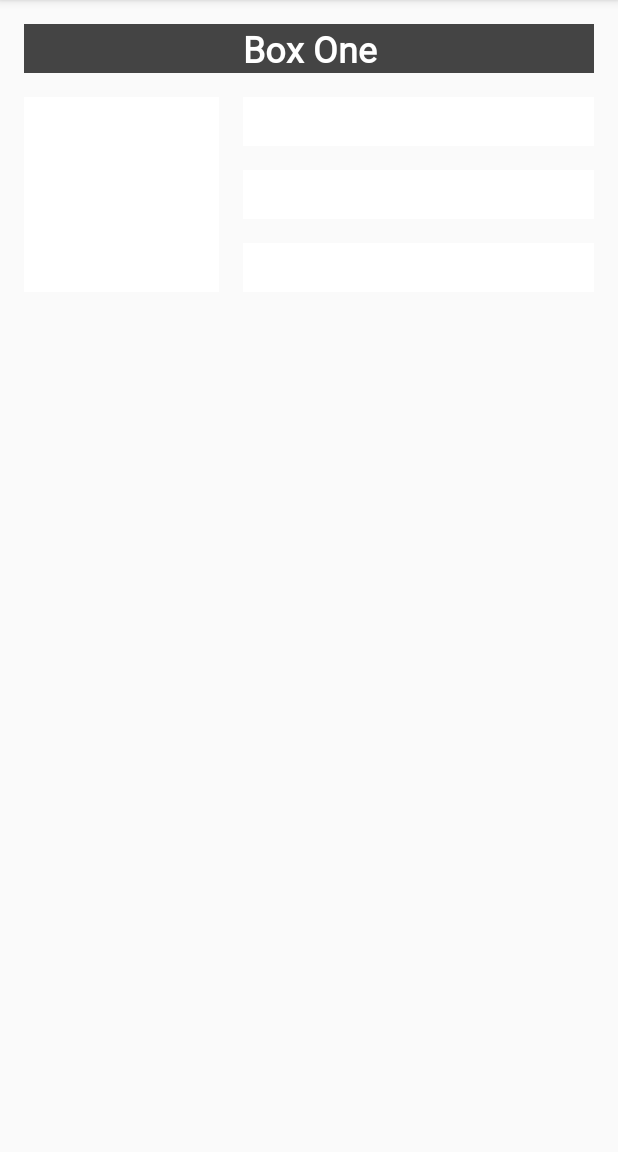
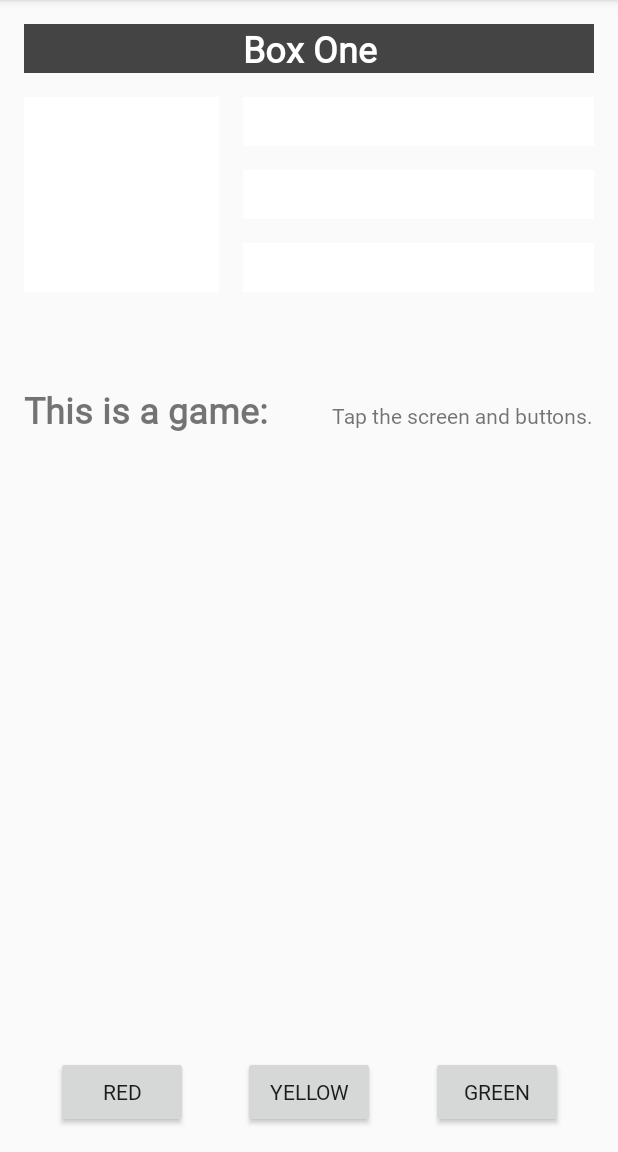
Before and after one commit to udacity/andfun-kotlin-color-my-views, an Android app: the screen it shows after launch (MainActivity), after a tap on "Box One", on a phone screen of 412 x 824 dp, the part 84-1236 px from its top. Run offline under Robolectric (Android 15) with nearby library versions, the phone set to English and light mode, and no system bars.

Commit message:
Step.03-Solution-Basline-constraint-Button-chain

```diff
--- a/app/src/main/java/com/example/android/colormyviews/MainActivity.kt
+++ b/app/src/main/java/com/example/android/colormyviews/MainActivity.kt
@@ -37,7 +37,8 @@ class MainActivity : AppCompatActivity() {
     private fun setListeners() {
         val clickableViews: List<View> =
                 listOf(box_one_text, box_two_text, box_three_text,
-                        box_four_text, box_five_text)
+                        box_four_text, box_five_text, constraint_layout,
+                        red_button, green_button, yellow_button)
 
         for (item in clickableViews) {
             item.setOnClickListener { makeColored(it) }
@@ -65,7 +66,10 @@ class MainActivity : AppCompatActivity() {
             R.id.box_four_text -> view.setBackgroundResource(android.R.color.holo_green_dark)
             R.id.box_five_text -> view.setBackgroundResource(android.R.color.holo_green_light)
 
-            // TODO (03) Update the click handler to handle the button clicks for color changes.
+        // Boxes using custom colors for background
+            R.id.red_button -> box_three_text.setBackgroundResource(R.color.my_red)
+            R.id.yellow_button -> box_four_text.setBackgroundResource(R.color.my_yellow)
+            R.id.green_button -> box_five_text.setBackgroundResource(R.color.my_green)
 
             else -> view.setBackgroundColor(Color.LTGRAY)
         }
--- a/app/src/main/res/layout/activity_main.xml
+++ b/app/src/main/res/layout/activity_main.xml
@@ -86,8 +86,73 @@ limitations under the License. -->
         app:layout_constraintStart_toEndOf="@+id/box_two_text"
         app:layout_constraintTop_toBottomOf="@+id/box_four_text" />
 
-    <!-- TODO (01) Add two TextViews with different font sizes and align them using a Baseline Constraint. -->
+    <TextView
+        android:id="@+id/label_text"
+        android:layout_width="wrap_content"
+        android:layout_height="wrap_content"
+        android:layout_marginStart="@dimen/margin_wide"
+        android:fontFamily="@font/roboto"
+        android:text="@string/how_to_play"
+        android:textSize="@dimen/box_text_size"
+        android:textStyle="bold"
+        app:layout_constraintBaseline_toBaselineOf="@+id/info_text"
+        app:layout_constraintStart_toStartOf="parent" />
 
-    <!-- TODO (02) Add a chain of three buttons constrained to the bottom of the layout. -->
+    <TextView
+        android:id="@+id/info_text"
+        android:layout_width="wrap_content"
+        android:layout_height="wrap_content"
+        android:layout_marginStart="@dimen/margin_wide"
+        android:layout_marginTop="@dimen/margin_half"
+        android:layout_marginBottom="@dimen/margin_half"
+        android:layout_marginEnd="@dimen/margin_wide"
+        android:fontFamily="@font/roboto"
+        android:text="@string/tap_the_boxes_and_buttons"
+        app:layout_constraintBottom_toBottomOf="parent"
+        app:layout_constraintEnd_toEndOf="parent"
+        app:layout_constraintHorizontal_bias="1.0"
+        app:layout_constraintStart_toEndOf="@+id/label_text"
+        app:layout_constraintTop_toBottomOf="@+id/box_two_text"
+        app:layout_constraintVertical_bias="0.12" />
+
+    <Button
+        android:id="@+id/red_button"
+        android:layout_width="wrap_content"
+        android:layout_height="wrap_content"
+        android:fontFamily="@font/roboto"
+        android:text="@string/button_red"
+        app:layout_constraintBaseline_toBaselineOf="@+id/yellow_button"
+        app:layout_constraintEnd_toStartOf="@+id/yellow_button"
+        app:layout_constraintHorizontal_bias="0.5"
+        app:layout_constraintHorizontal_chainStyle="spread"
+        app:layout_constraintStart_toStartOf="parent" />
+
+    <Button
+        android:id="@+id/yellow_button"
+        android:layout_width="wrap_content"
+        android:layout_height="wrap_content"
+        android:layout_marginTop="@dimen/margin_half"
+        android:layout_marginBottom="@dimen/margin_wide"
+        android:fontFamily="@font/roboto"
+        android:text="@string/button_yellow"
+        app:layout_constraintBottom_toBottomOf="parent"
+        app:layout_constraintEnd_toStartOf="@+id/green_button"
+        app:layout_constraintHorizontal_bias="0.5"
+        app:layout_constraintStart_toEndOf="@+id/red_button"
+        app:layout_constraintTop_toBottomOf="@+id/label_text"
+        app:layout_constraintVertical_bias="1.0" />
+
+    <Button
+        android:id="@+id/green_button"
+        android:layout_width="wrap_content"
+        android:layout_height="wrap_content"
+        android:fontFamily="@font/roboto"
+        android:text="@string/button_green"
+        app:layout_constraintBaseline_toBaselineOf="@+id/yellow_button"
+        app:layout_constraintEnd_toEndOf="parent"
+        app:layout_constraintHorizontal_bias="0.5"
+        app:layout_constraintStart_toEndOf="@+id/yellow_button" />
+
+
 
 </android.support.constraint.ConstraintLayout>
--- a/app/src/main/res/values/colors.xml
+++ b/app/src/main/res/values/colors.xml
@@ -14,4 +14,8 @@ limitations under the License. -->
     <color name="colorPrimary">#008577</color>
     <color name="colorPrimaryDark">#00574B</color>
     <color name="colorAccent">#D81B60</color>
+
+    <color name="my_green">#12C700</color>
+    <color name="my_red">#E54304</color>
+    <color name="my_yellow">#FFC107</color>
 </resources>
--- a/app/src/main/res/values/strings.xml
+++ b/app/src/main/res/values/strings.xml
@@ -18,4 +18,8 @@ limitations under the License. -->
     <string name="box_five">Box Five</string>
     <string name="how_to_play">This is a game:</string>
     <string name="tap_the_boxes_and_buttons">Tap the screen and buttons.</string>
+
+    <string name="button_red">RED</string>
+    <string name="button_yellow">YELLOW</string>
+    <string name="button_green">GREEN</string>
 </resources>
```
